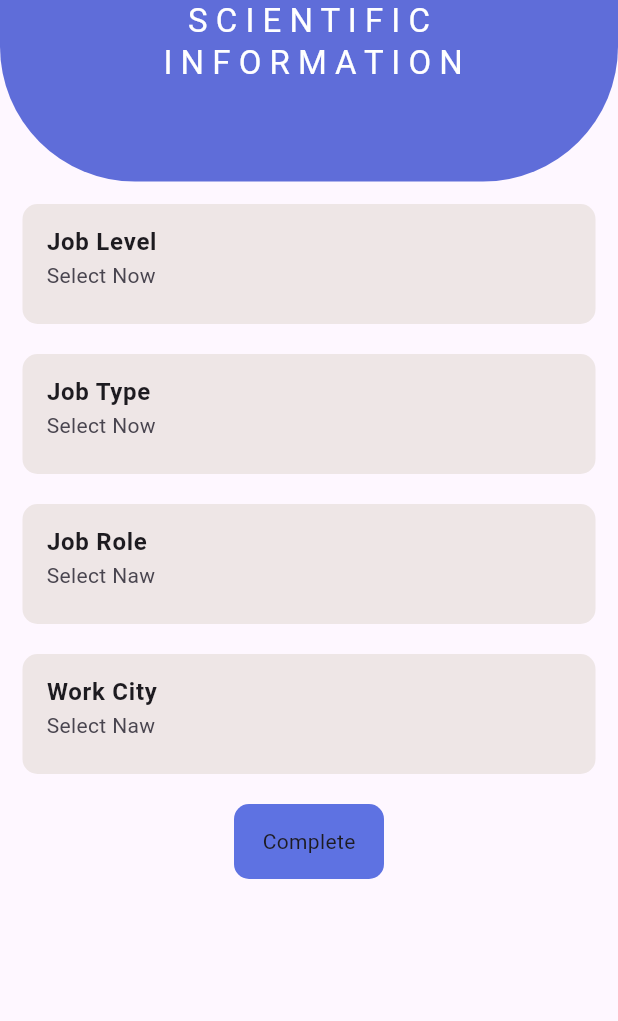
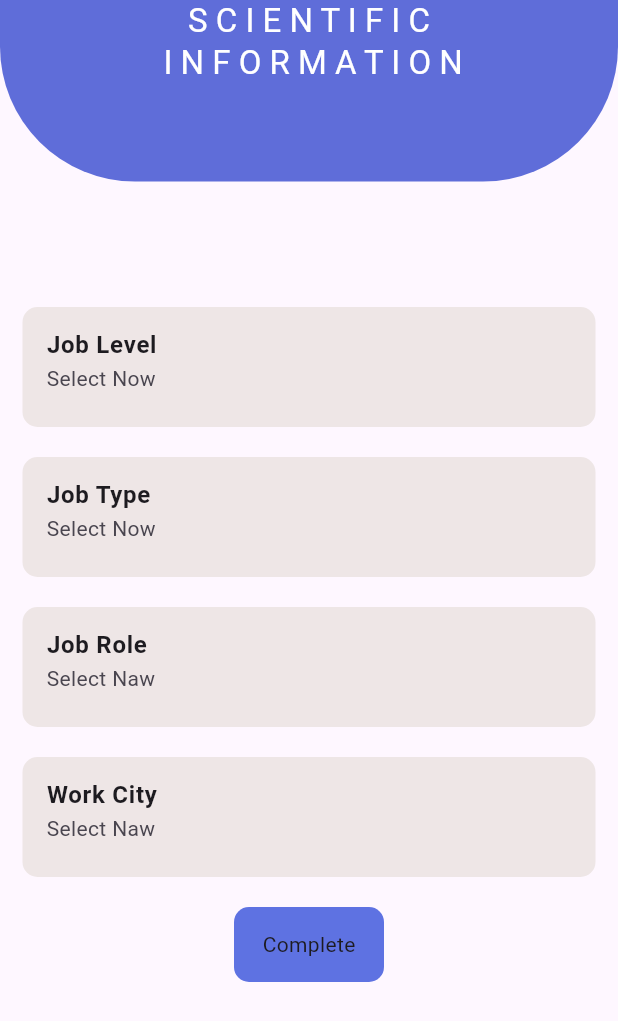
Before and after one commit to HozaifaJohar/career_compass, a Flutter app: the screen it shows after launch, on a phone screen of 412 x 824 dp. Shown: the top 1021 px of the screen. Run offline on Flutter 3.47's test engine with Material 3 defaults, Android fonts, the light colour scheme and no system bars.

Commit message:
some edits

```diff
--- a/lib/screens/employee_screens/employee_information.dart
+++ b/lib/screens/employee_screens/employee_information.dart
@@ -1,6 +1,5 @@
 import 'package:career_compass/style/app_colors.dart';
 import 'package:flutter/material.dart';
-
 
 class ScientificInformation extends StatefulWidget {
   const ScientificInformation({super.key});
@@ -16,6 +15,7 @@ class _ScientificInformationState extends State<ScientificInformation> {
   String city = 'Select Naw';
   @override
   Widget build(BuildContext context) {
+    final screenHeight = MediaQuery.of(context).size.height;
     return Scaffold(
         appBar: AppBar(
           elevation: 15,
@@ -36,8 +36,12 @@ class _ScientificInformationState extends State<ScientificInformation> {
         ),
         body: Padding(
           padding: const EdgeInsets.all(15.0),
+          child: SingleChildScrollView(
             child: Column(
               children: [
+                SizedBox(
+                  height: screenHeight / 12,
+                ),
                 GestureDetector(
                   onTap: () {
                     showModalBottomSheet(
@@ -103,7 +107,8 @@ class _ScientificInformationState extends State<ScientificInformation> {
                                     },
                                   ),
                                   ListTile(
-                                  title: const Text('Director/Top Management'),
+                                    title:
+                                        const Text('Director/Top Management'),
                                     onTap: () {
                                       setState(() {
                                         jobLevel = 'Director/Top Management';
@@ -464,6 +469,7 @@ class _ScientificInformationState extends State<ScientificInformation> {
                 )
               ],
             ),
+          ),
         ));
   }
 }
--- a/lib/screens/register.dart
+++ b/lib/screens/register.dart
@@ -9,10 +9,10 @@ class RegisterScreen extends StatelessWidget {
   @override
   Widget build(BuildContext context) {
     bool type = StartScreen.type;
-    final screenHeight = MediaQuery.of(context).size.height;
     TextEditingController companyname = TextEditingController();
     TextEditingController email = TextEditingController();
     TextEditingController password = TextEditingController();
+    final screenHeight = MediaQuery.of(context).size.height;
     return Scaffold(
       extendBodyBehindAppBar: true,
       appBar: AppBar(
```
Lines whose indentation alone changed are shown as unchanged.
